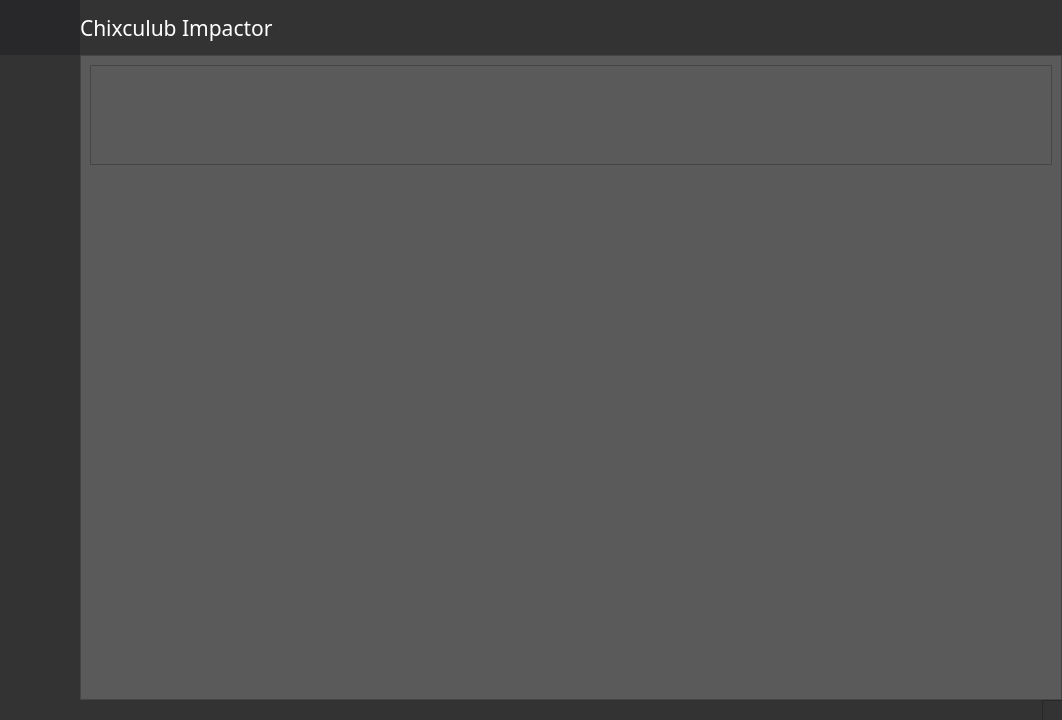
Old version of the form MainWindow.ui in the repository HusseinElsherbini/Chixculub-Impactor.
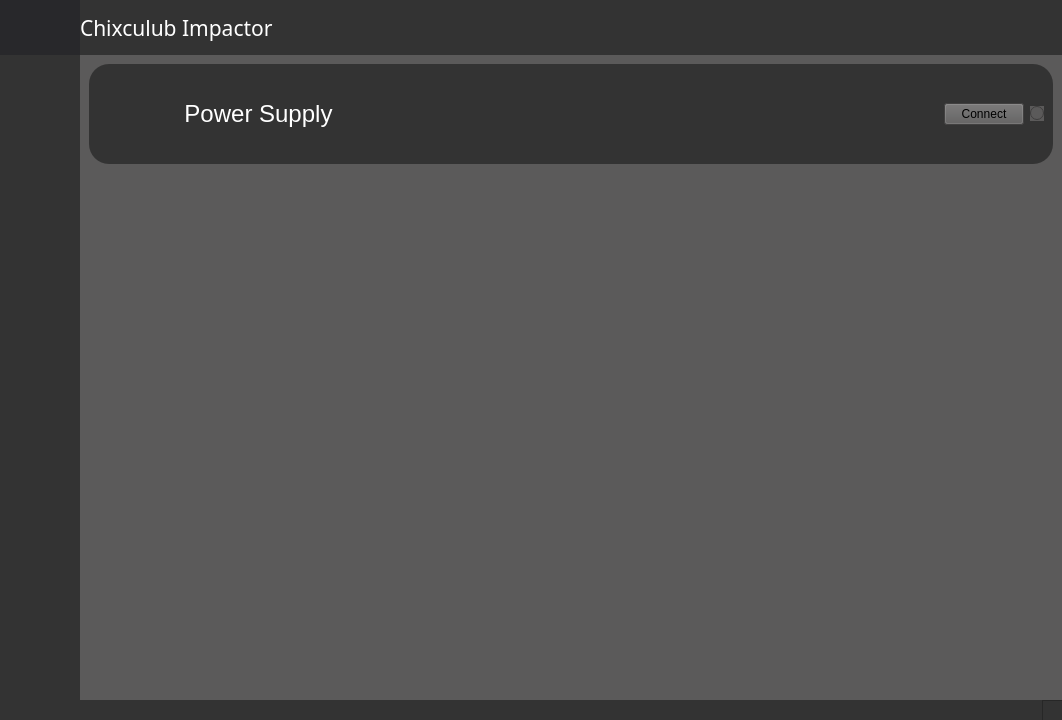
New version of the form. Icons and pictures are not drawn.

Commit message: added stack Widget and first device frame

What changed in the file:
```diff
--- a/MainWindow.ui
+++ b/MainWindow.ui
@@ -975,13 +975,34 @@
                     </property>
                     <item>
                      <widget class="QFrame" name="frame_12">
+                      <property name="styleSheet">
+                       <string notr="true">QFrame{
+
+	border-radius:20px;
+}</string>
+                      </property>
                       <property name="frameShape">
-                       <enum>QFrame::StyledPanel</enum>
+                       <enum>QFrame::NoFrame</enum>
                       </property>
                       <property name="frameShadow">
-                       <enum>QFrame::Raised</enum>
+                       <enum>QFrame::Plain</enum>
                       </property>
                       <layout class="QVBoxLayout" name="verticalLayout_9">
+                       <property name="spacing">
+                        <number>0</number>
+                       </property>
+                       <property name="leftMargin">
+                        <number>9</number>
+                       </property>
+                       <property name="topMargin">
+                        <number>9</number>
+                       </property>
+                       <property name="rightMargin">
+                        <number>9</number>
+                       </property>
+                       <property name="bottomMargin">
+                        <number>0</number>
+                       </property>
                        <item>
                         <widget class="QFrame" name="frame_13">
                          <property name="minimumSize">
@@ -998,8 +1019,14 @@
                          </property>
                          <property name="styleSheet">
                           <string notr="true">QFrame:hover{
+	background-color:rgb(61, 61, 61);
+}
+
+QFrame{
 	background-color:rgb(51,51,51);;
-}</string>
+}
+
+</string>
                          </property>
                          <property name="frameShape">
                           <enum>QFrame::StyledPanel</enum>
@@ -1008,6 +1035,19 @@
                           <enum>QFrame::Raised</enum>
                          </property>
                          <layout class="QGridLayout" name="gridLayout">
+                          <item row="0" column="2">
+                           <spacer name="horizontalSpacer">
+                            <property name="orientation">
+                             <enum>Qt::Horizontal</enum>
+                            </property>
+                            <property name="sizeHint" stdset="0">
+                             <size>
+                              <width>40</width>
+                              <height>20</height>
+                             </size>
+                            </property>
+                           </spacer>
+                          </item>
                           <item row="0" column="0">
                            <widget class="QPushButton" name="pushButton_3">
                             <property name="minimumSize">
@@ -1041,17 +1081,46 @@
                            </widget>
                           </item>
                           <item row="0" column="1">
-                           <spacer name="horizontalSpacer">
-                            <property name="orientation">
-                             <enum>Qt::Horizontal</enum>
+                           <widget class="QLabel" name="label_5">
+                            <property name="font">
+                             <font>
+                              <family>Segoe UI</family>
+                              <pointsize>14</pointsize>
+                             </font>
                             </property>
-                            <property name="sizeHint" stdset="0">
-                             <size>
-                              <width>40</width>
-                              <height>20</height>
-                             </size>
+                            <property name="styleSheet">
+                             <string notr="true">QLabel{
+
+	color:white;
+}
+
+QLabel:hover{
+
+	background-color:rgb(61, 61, 61);
+}
+
+QLabel{
+	background-color: rgba(0,0,0,0%)
+}</string>
                             </property>
-                           </spacer>
+                            <property name="text">
+                             <string>&lt;html&gt;&lt;head/&gt;&lt;body&gt;&lt;p align=&quot;center&quot;&gt;&lt;span style=&quot; font-size:18pt;&quot;&gt;Power Supply&lt;/span&gt;&lt;/p&gt;&lt;/body&gt;&lt;/html&gt;</string>
+                            </property>
+                           </widget>
+                          </item>
+                          <item row="0" column="4">
+                           <widget class="QRadioButton" name="radioButton">
+                            <property name="text">
+                             <string/>
+                            </property>
+                           </widget>
+                          </item>
+                          <item row="0" column="3">
+                           <widget class="QPushButton" name="pushButton_4">
+                            <property name="text">
+                             <string>Connect</string>
+                            </property>
+                           </widget>
                           </item>
                          </layout>
                         </widget>
```
The commit also changes 1 other file.
